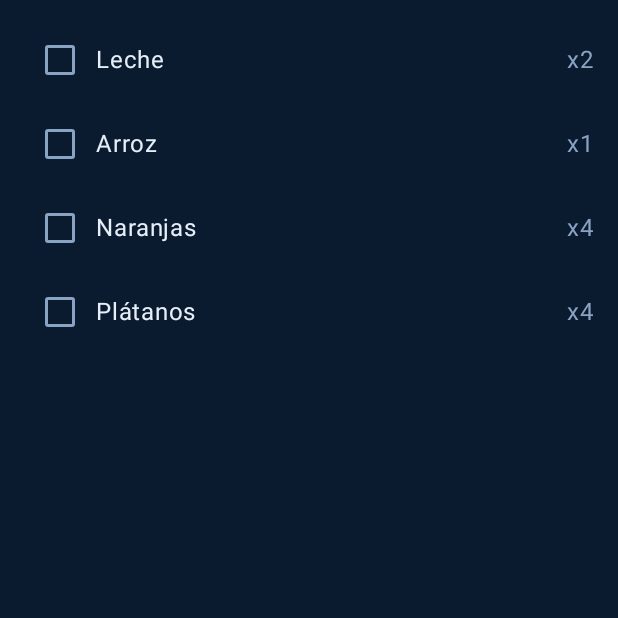
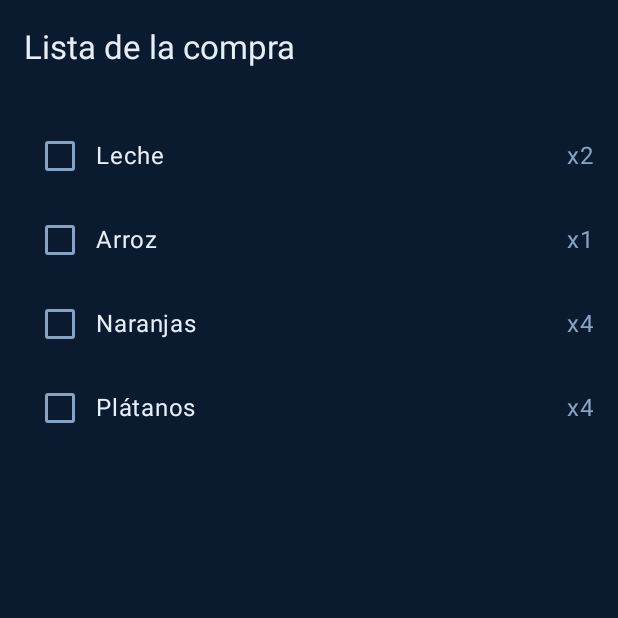
Before and after one commit to MauroGins/TwoDo, an Android app built with Jetpack Compose: the screen it shows after launch (MainActivity), on a phone screen of 412 x 824 dp, the top half of it. Run offline under Robolectric (Android 15) with nearby library versions, the phone set to English and light mode, and no system bars.

Commit message:
Scaffold con navegador unico TopAppBar

```diff
--- a/app/src/main/java/com/example/twodo/MainActivity.kt
+++ b/app/src/main/java/com/example/twodo/MainActivity.kt
@@ -7,8 +7,13 @@ import androidx.activity.enableEdgeToEdge
 import androidx.compose.foundation.layout.fillMaxSize
 import androidx.compose.foundation.layout.padding
 import androidx.compose.material3.Scaffold
+import androidx.compose.runtime.getValue
 import androidx.compose.ui.Modifier
+import androidx.compose.ui.res.stringResource
+import androidx.navigation.compose.currentBackStackEntryAsState
 import androidx.navigation.compose.rememberNavController
+import com.example.twodo.ui.components.BarraSuperior
+import com.example.twodo.ui.navigation.Rutas
 import com.example.twodo.ui.navigation.TwoDoNavGraph
 import com.example.twodo.ui.theme.TwoDoTheme
 
@@ -20,7 +25,22 @@ class MainActivity : ComponentActivity() {
         setContent {
             TwoDoTheme {
                 val navController = rememberNavController()
-                Scaffold(modifier = Modifier.fillMaxSize()) { innerPadding ->
+                val entradaActual by navController.currentBackStackEntryAsState()
+                val rutaActual = entradaActual?.destination?.route
+                val puedeVolver = navController.previousBackStackEntry != null
+                val titulo = when (rutaActual) {
+                    Rutas.DETALLE_PRODUCTO -> stringResource(R.string.titulo_detalle_producto)
+                    else -> stringResource(R.string.titulo_lista_compra)
+                }
+                Scaffold(
+                    modifier = Modifier.fillMaxSize(),
+                    topBar = {
+                        BarraSuperior(
+                            titulo = titulo,
+                            puedeVolver = puedeVolver,
+                            onVolver = { navController.navigateUp() }
+                        )
+                    }) { innerPadding ->
                     TwoDoNavGraph(
                         navController = navController,
                         modifier = Modifier.padding(innerPadding)
```
